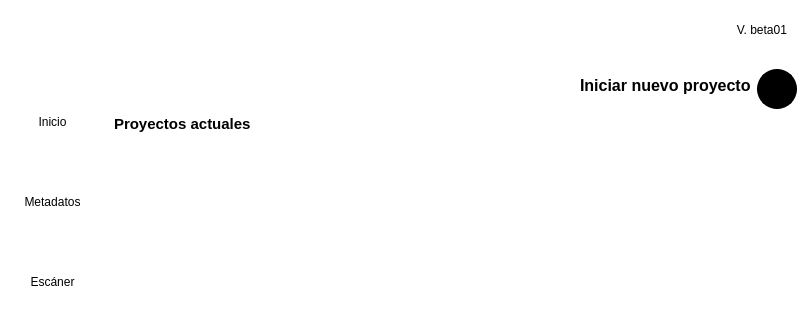
neogranadina/neo_escan, file main.ui: the form before one commit; both pictures show x 0 to 800 and y 0 to 320 of the 800 by 480 pixel window.
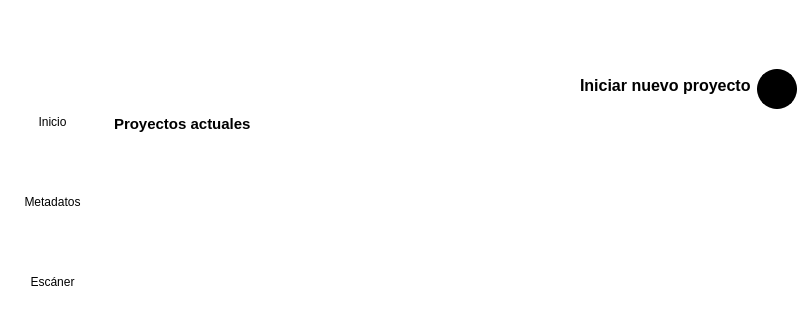
The form after the commit. Icons and pictures are not drawn.

What changed in the file:
```diff
--- a/main.ui
+++ b/main.ui
@@ -134,7 +134,7 @@
           <string notr="true">padding-right: 10px;</string>
          </property>
          <property name="text">
-          <string>&lt;html&gt;&lt;head/&gt;&lt;body&gt;&lt;p&gt;&lt;span style=&quot; color: rgba(255,255,255,.7);&quot;&gt;V. beta01&lt;/span&gt;&lt;/p&gt;&lt;/body&gt;&lt;/html&gt;</string>
+          <string/>
          </property>
          <property name="alignment">
           <set>Qt::AlignRight|Qt::AlignTrailing|Qt::AlignVCenter</set>
```
Left out of the diff: 3 changed lines with no effect on the pictures.
